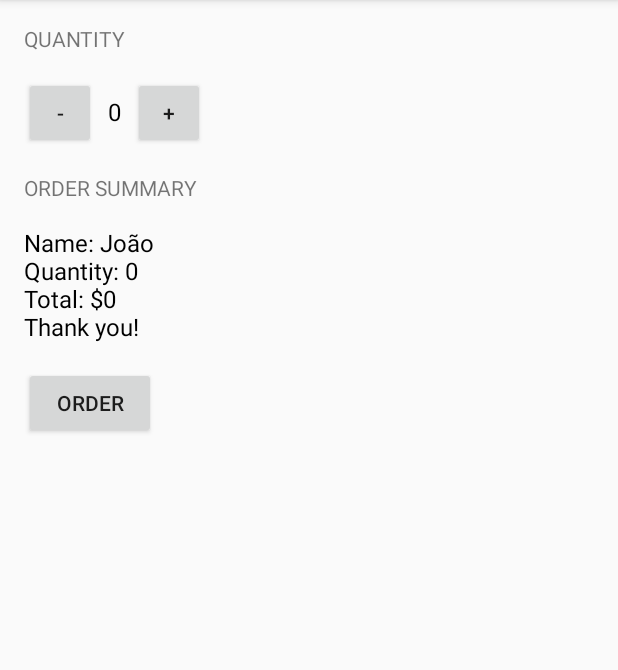
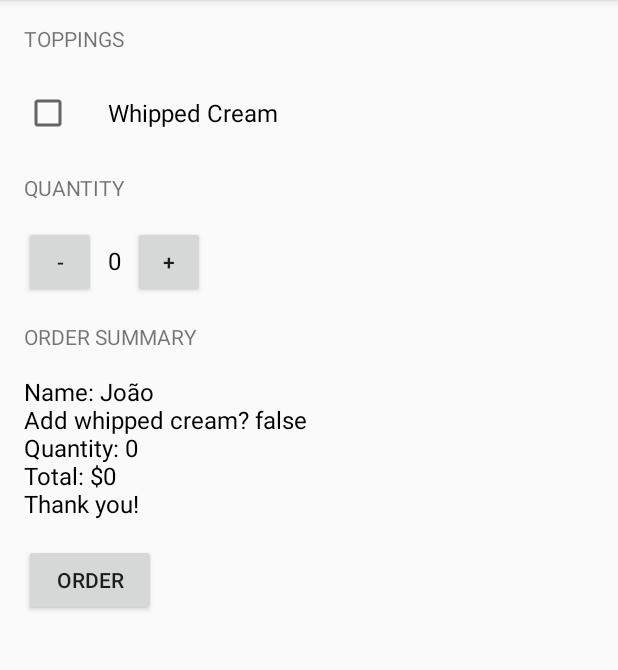
Before and after one commit to JPLLopes/JustJavaApp, an Android app: the screen it shows after launch (MainActivity), after a tap on "ORDER", on a phone screen of 412 x 824 dp, the part 84-754 px from its top. Run offline under Robolectric (Android 15) with nearby library versions, the phone set to English and light mode, and no system bars.

Commit message:
Added whipped cream option to the UI and modified the order summary to reflect it.

```diff
--- a/app/src/main/java/projetos/joao/justjava/MainActivity.java
+++ b/app/src/main/java/projetos/joao/justjava/MainActivity.java
@@ -3,6 +3,7 @@ package projetos.joao.justjava;
 import android.os.Bundle;
 import android.support.v7.app.AppCompatActivity;
 import android.view.View;
+import android.widget.CheckBox;
 import android.widget.TextView;
 
 import java.text.NumberFormat;
@@ -24,8 +25,11 @@ public class MainActivity extends AppCompatActivity {
      * This method is called when the order button is clicked.
      */
     public void submitOrder(View view) {
+        CheckBox whippedCreamCheckBox = findViewById(R.id.whipped_cream_checkbox);
+
         int price = calculatePrice();
-        String orderSummary = createOrderSummary(price);
+        boolean hasWhippedCream = whippedCreamCheckBox.isChecked();
+        String orderSummary = createOrderSummary(price,hasWhippedCream);
 
         displayMessage(orderSummary);
     }
@@ -36,11 +40,12 @@ public class MainActivity extends AppCompatActivity {
      *
      * @return order summary
      */
-    private String createOrderSummary(int price){
-        String orderSummary = "Name: João" + "\nQuantity: " + quantity + "\nTotal: $" + price + "\nThank you!";
+    private String createOrderSummary(int price, boolean hasWhippedCream){
+        String orderSummary = "Name: João" + "\nAdd whipped cream? " + hasWhippedCream + "\nQuantity: " + quantity + "\nTotal: $" + price + "\nThank you!";
 
         return orderSummary;
     }
+
     /**
      * Calculates the price of the order.
      *
--- a/app/src/main/res/layout/activity_main.xml
+++ b/app/src/main/res/layout/activity_main.xml
@@ -5,6 +5,32 @@
     android:layout_height="match_parent"
     android:orientation="vertical"
     tools:context=".MainActivity">
+
+    <TextView
+        android:layout_width="match_parent"
+        android:layout_height="wrap_content"
+        android:layout_marginStart="16dp"
+        android:layout_marginTop="16dp"
+        android:text="@string/toppings_header_text"
+        android:textAllCaps="true"/>
+
+    <LinearLayout
+        android:layout_width="match_parent"
+        android:layout_height="wrap_content"
+        android:orientation="horizontal"
+        android:paddingTop="24dp"
+        android:paddingBottom="8dp">
+
+        <CheckBox
+            android:id="@+id/whipped_cream_checkbox"
+            android:layout_width="wrap_content"
+            android:layout_height="match_parent"
+            android:layout_marginStart="16dp"
+            android:paddingStart="24dp"
+            android:text="@string/whipped_cream_text"
+            android:textSize="16sp"/>
+
+    </LinearLayout>
 
     <TextView
         android:layout_width="wrap_content"
--- a/app/src/main/res/values/strings.xml
+++ b/app/src/main/res/values/strings.xml
@@ -7,4 +7,6 @@
     <string name="minus_button_text">-</string>
     <string name="plus_button_text">+</string>
     <string name="initial_quantity_value">0</string>
+    <string name="toppings_header_text">Toppings</string>
+    <string name="whipped_cream_text">Whipped Cream</string>
 </resources>
```
